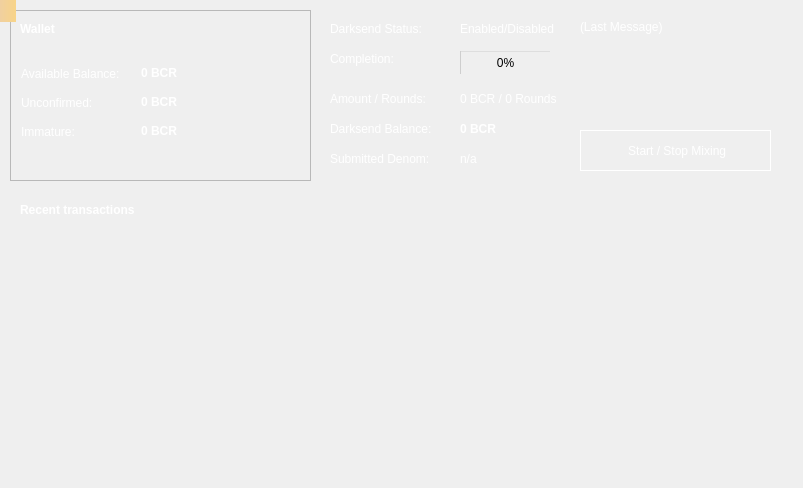
Qt form src/qt/forms/overviewpage.ui (thelonecrouton/bitcredit) before a commit.
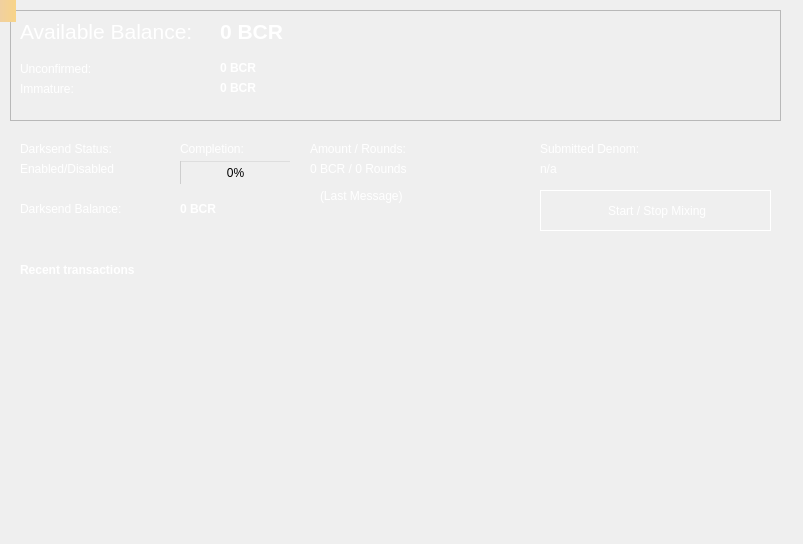
The same form after that commit.

Commit message: more overviewpage tinkering + some more white borders on buttons

```diff
--- a/src/qt/forms/overviewpage.ui
+++ b/src/qt/forms/overviewpage.ui
@@ -7,7 +7,7 @@
     <x>0</x>
     <y>0</y>
     <width>803</width>
-    <height>488</height>
+    <height>544</height>
    </rect>
   </property>
   <property name="minimumSize">
@@ -44,10 +44,10 @@
   <widget class="QFrame" name="frameDarksend">
    <property name="geometry">
     <rect>
-     <x>320</x>
-     <y>10</y>
-     <width>461</width>
-     <height>171</height>
+     <x>10</x>
+     <y>130</y>
+     <width>771</width>
+     <height>111</height>
     </rect>
    </property>
    <property name="maximumSize">
@@ -68,16 +68,16 @@
    <widget class="QLabel" name="darksendStatus">
     <property name="geometry">
      <rect>
-      <x>260</x>
-      <y>10</y>
-      <width>191</width>
-      <height>61</height>
+      <x>310</x>
+      <y>59</y>
+      <width>211</width>
+      <height>41</height>
      </rect>
     </property>
     <property name="minimumSize">
      <size>
       <width>150</width>
-      <height>43</height>
+      <height>30</height>
      </size>
     </property>
     <property name="styleSheet">
@@ -96,9 +96,9 @@
    <widget class="QPushButton" name="toggleDarksend">
     <property name="geometry">
      <rect>
-      <x>260</x>
-      <y>120</y>
-      <width>191</width>
+      <x>530</x>
+      <y>60</y>
+      <width>231</width>
       <height>41</height>
      </rect>
     </property>
@@ -135,7 +135,7 @@
     <property name="geometry">
      <rect>
       <x>10</x>
-      <y>110</y>
+      <y>70</y>
       <width>111</width>
       <height>17</height>
      </rect>
@@ -150,8 +150,8 @@
    <widget class="QLabel" name="label_8">
     <property name="geometry">
      <rect>
-      <x>10</x>
-      <y>40</y>
+      <x>170</x>
+      <y>10</y>
       <width>74</width>
       <height>17</height>
      </rect>
@@ -166,9 +166,9 @@
    <widget class="QProgressBar" name="darksendProgress">
     <property name="geometry">
      <rect>
-      <x>140</x>
-      <y>40</y>
-      <width>91</width>
+      <x>170</x>
+      <y>30</y>
+      <width>111</width>
       <height>25</height>
      </rect>
     </property>
@@ -188,9 +188,9 @@
    <widget class="QLabel" name="labelAnonymized">
     <property name="geometry">
      <rect>
-      <x>140</x>
-      <y>110</y>
-      <width>39</width>
+      <x>170</x>
+      <y>70</y>
+      <width>150</width>
       <height>17</height>
      </rect>
     </property>
@@ -216,8 +216,8 @@
    <widget class="QLabel" name="label_9">
     <property name="geometry">
      <rect>
-      <x>10</x>
-      <y>80</y>
+      <x>300</x>
+      <y>10</y>
       <width>109</width>
       <height>17</height>
      </rect>
@@ -232,8 +232,8 @@
    <widget class="QLabel" name="labelAmountRounds">
     <property name="geometry">
      <rect>
-      <x>140</x>
-      <y>80</y>
+      <x>300</x>
+      <y>30</y>
       <width>231</width>
       <height>17</height>
      </rect>
@@ -254,8 +254,8 @@
    <widget class="QLabel" name="label_10">
     <property name="geometry">
      <rect>
-      <x>10</x>
-      <y>140</y>
+      <x>530</x>
+      <y>10</y>
       <width>111</width>
       <height>17</height>
      </rect>
@@ -270,9 +270,9 @@
    <widget class="QLabel" name="labelSubmittedDenom">
     <property name="geometry">
      <rect>
-      <x>140</x>
-      <y>140</y>
-      <width>21</width>
+      <x>530</x>
+      <y>30</y>
+      <width>150</width>
       <height>17</height>
      </rect>
     </property>
@@ -295,8 +295,8 @@
    <widget class="QLabel" name="darksendEnabled">
     <property name="geometry">
      <rect>
-      <x>140</x>
-      <y>10</y>
+      <x>10</x>
+      <y>30</y>
       <width>105</width>
       <height>17</height>
      </rect>
@@ -320,8 +320,8 @@
     <rect>
      <x>10</x>
      <y>10</y>
-     <width>301</width>
-     <height>171</height>
+     <width>771</width>
+     <height>111</height>
     </rect>
    </property>
    <property name="sizePolicy">
@@ -336,37 +336,20 @@
    <property name="frameShadow">
     <enum>QFrame::Raised</enum>
    </property>
-   <widget class="QLabel" name="label_2">
-    <property name="geometry">
-     <rect>
-      <x>10</x>
-      <y>10</y>
-      <width>43</width>
-      <height>17</height>
-     </rect>
-    </property>
-    <property name="font">
-     <font>
-      <weight>75</weight>
-      <bold>true</bold>
-     </font>
-    </property>
-    <property name="styleSheet">
-     <string notr="true">color: white;</string>
-    </property>
-    <property name="text">
-     <string>Wallet</string>
-    </property>
-   </widget>
    <widget class="QLabel" name="label">
     <property name="geometry">
      <rect>
-      <x>11</x>
-      <y>55</y>
-      <width>111</width>
-      <height>17</height>
+      <x>10</x>
+      <y>11</y>
+      <width>181</width>
+      <height>21</height>
      </rect>
     </property>
+    <property name="font">
+     <font>
+      <pointsize>16</pointsize>
+     </font>
+    </property>
     <property name="styleSheet">
      <string notr="true">background: transparent; color: white;</string>
     </property>
@@ -377,9 +360,9 @@
    <widget class="QLabel" name="labelUnconfirmed">
     <property name="geometry">
      <rect>
-      <x>131</x>
-      <y>84</y>
-      <width>161</width>
+      <x>210</x>
+      <y>50</y>
+      <width>291</width>
       <height>17</height>
      </rect>
     </property>
@@ -408,14 +391,15 @@
    <widget class="QLabel" name="labelBalance">
     <property name="geometry">
      <rect>
-      <x>131</x>
-      <y>55</y>
-      <width>161</width>
-      <height>17</height>
+      <x>210</x>
+      <y>9</y>
+      <width>371</width>
+      <height>21</height>
      </rect>
     </property>
     <property name="font">
      <font>
+      <pointsize>16</pointsize>
       <weight>75</weight>
       <bold>true</bold>
      </font>
@@ -439,8 +423,8 @@
    <widget class="QLabel" name="label_3">
     <property name="geometry">
      <rect>
-      <x>11</x>
-      <y>84</y>
+      <x>10</x>
+      <y>50</y>
       <width>83</width>
       <height>17</height>
      </rect>
@@ -455,8 +439,8 @@
    <widget class="QLabel" name="labelImmatureText">
     <property name="geometry">
      <rect>
-      <x>11</x>
-      <y>113</y>
+      <x>10</x>
+      <y>70</y>
       <width>64</width>
       <height>17</height>
      </rect>
@@ -471,9 +455,9 @@
    <widget class="QLabel" name="labelImmature">
     <property name="geometry">
      <rect>
-      <x>131</x>
-      <y>113</y>
-      <width>161</width>
+      <x>210</x>
+      <y>70</y>
+      <width>311</width>
       <height>17</height>
      </rect>
     </property>
@@ -501,8 +485,8 @@
    <property name="geometry">
     <rect>
      <x>10</x>
-     <y>190</y>
-     <width>661</width>
+     <y>250</y>
+     <width>771</width>
      <height>251</height>
     </rect>
    </property>
```
The commit also changes 6 other files.
